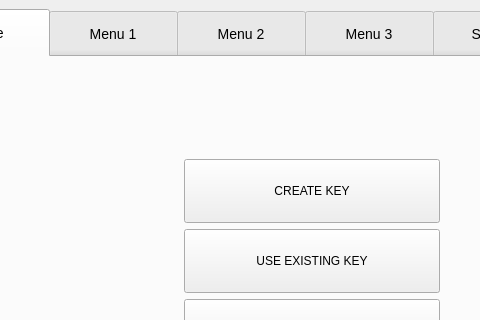
Old version of the form keybuilder/mainwindow.ui in the repository QtWorks/keymanager; both pictures show x 88 to 568 and y 0 to 320 of the 800 by 600 pixel window.
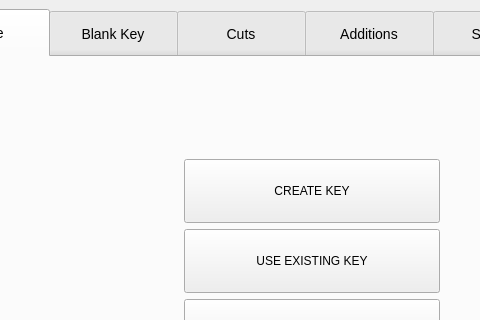
New version of the form. The open tabs and pages were chosen to show the change. Icons and pictures are not drawn. Custom widgets are drawn as their Qt base class.

The edit to the form file:
```diff
--- a/keybuilder/mainwindow.ui
+++ b/keybuilder/mainwindow.ui
@@ -93,7 +93,7 @@
       </widget>
       <widget class="QWidget" name="tab_2">
        <attribute name="title">
-        <string>Menu 1</string>
+        <string>Blank Key</string>
        </attribute>
        <layout class="QGridLayout" name="gridLayout_4">
         <item row="0" column="0">
@@ -169,7 +169,7 @@
       </widget>
       <widget class="QWidget" name="tab_3">
        <attribute name="title">
-        <string>Menu 2</string>
+        <string>Cuts</string>
        </attribute>
        <layout class="QGridLayout" name="gridLayout_5">
         <item row="0" column="0">
@@ -245,7 +245,7 @@
       </widget>
       <widget class="QWidget" name="tab_5">
        <attribute name="title">
-        <string>Menu 3</string>
+        <string>Additions</string>
        </attribute>
        <layout class="QGridLayout" name="gridLayout_9">
         <item row="0" column="0">
```
Left out of the diff: 2 changed lines with no effect on the pictures.
